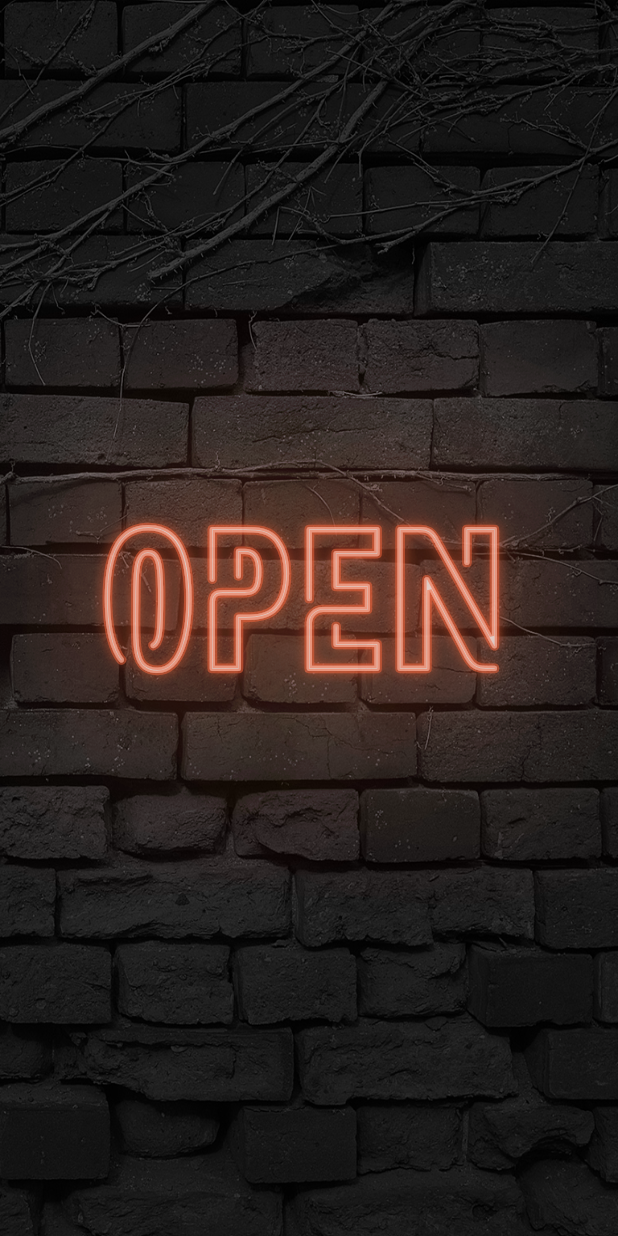
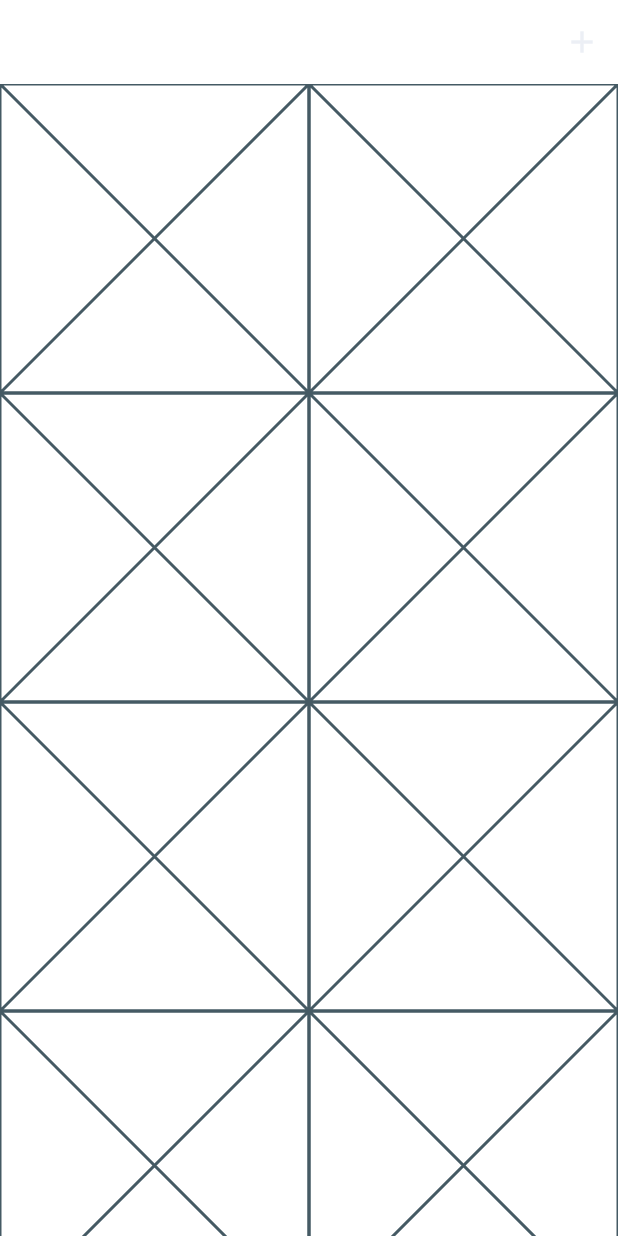
Before and after one commit to naunow/neon_sign_board, a Flutter app: the screen it shows after launch, on a phone screen of 412 x 824 dp. Run offline on Flutter 3.47's test engine with Material 2 defaults, Android fonts, the phone set to English and light mode, and no system bars; our stand-ins replace google_fonts.

```diff
--- a/lib/main.dart
+++ b/lib/main.dart
@@ -1,13 +1,8 @@
-import 'dart:math';
-import 'dart:ui';
-import 'package:flutter/foundation.dart';
 import 'package:flutter/material.dart';
 import 'package:flutter/services.dart';
-import 'package:google_fonts/google_fonts.dart';
-import 'package:neonsignboard/constants.dart';
-import 'package:neonsignboard/size_config.dart';
+import 'package:neonsignboard/screens/home_screen.dart';
+import 'package:neonsignboard/screens/neon_display.dart';
 import 'theme.dart';
-import 'package:flutter/rendering.dart';
 
 void main() {
   runApp(MyApp());
@@ -25,96 +20,7 @@ class MyApp extends StatelessWidget {
       theme: themeData(context),
       themeMode: ThemeMode.light,
       home: Home(),
+      //home: NeonDisplay(),
     );
   }
 }
-
-class Home extends StatelessWidget {
-  @override
-  Widget build(BuildContext context) {
-    SizeConfig().init(context);
-    return Scaffold(
-      body: OrientationBuilder(
-        builder: (context, orientation) {
-          return Container(
-              width: SizeConfig.screenWidth,
-              height: SizeConfig.screenHeight,
-              decoration: BoxDecoration(
-                image: DecorationImage(
-                    image: AssetImage(orientation == Orientation.landscape
-                        // https://www.beiz.jp/download_P/stone/00096.html
-                        ? 'assets/images/background_oldbrick_horizontal.jpg'
-                        : 'assets/images/background_oldbrick_vertical.png'),
-                    fit: BoxFit.fill),
-              ),
-              child: Center(
-                child: NeonTextHighlight(
-                  text: 'open',
-                  fontSize: 120,
-                  fontFamily: 'Neoneon',
-                  color: kOrangeColor,
-                ),
-              ));
-        },
-      ),
-    );
-  }
-}
-
-class NeonTextHighlight extends StatelessWidget {
-  final String text;
-  final double fontSize;
-  final String fontFamily;
-  final Color color;
-
-  NeonTextHighlight({this.text, this.fontSize, this.fontFamily, this.color});
-
-  @override
-  Widget build(BuildContext context) {
-    return Stack(
-      children: <Widget>[
-        Text(
-          text,
-          style: TextStyle(
-              fontFamily: fontFamily,
-              fontSize: fontSize,
-              color: Colors.white70.withOpacity(0.7),
-              shadows: [
-                Shadow(
-                  blurRadius: 10.0,
-                  color: color,
-                  offset: Offset(0, 0),
-                ),
-                Shadow(
-                  blurRadius: 80.0,
-                  color: color,
-                  offset: Offset(0, 0),
-                ),
-                Shadow(
-                  blurRadius: 300.0,
-                  color: color,
-                  offset: Offset(0, 0),
-                ),
-                Shadow(
-                  blurRadius: 500.0,
-                  color: color,
-                  offset: Offset(0, 0),
-                )
-              ]),
-        ),
-        //Stroked text as border.
-        Text(
-          text,
-          style: TextStyle(
-            fontSize: fontSize,
-            fontFamily: fontFamily,
-            foreground: Paint()
-              ..style = PaintingStyle.stroke
-              ..strokeWidth = 3
-              ..color = color.withOpacity(0.5),
-          ),
-        ),
-      ],
-    );
-  }
-}
--- /dev/null
+++ b/lib/screens/home_screen.dart
@@ -0,0 +1,33 @@
+import 'package:flutter/material.dart';
+import 'package:neonsignboard/screens/neon_display.dart';
+import 'package:neonsignboard/size_config.dart';
+
+class Home extends StatelessWidget {
+  @override
+  Widget build(BuildContext context) {
+    SizeConfig().init(context);
+    return Scaffold(
+      appBar: AppBar(
+        actions: <Widget>[
+          IconButton(
+              icon: Icon(Icons.add),
+              onPressed: () => Navigator.push(
+                  context,
+                  MaterialPageRoute(
+                    builder: (context) => NeonDisplay(),
+                  )))
+        ],
+      ),
+      resizeToAvoidBottomInset: false,
+      body: OrientationBuilder(builder: (context, orientation) {
+        return GridView.builder(
+          itemBuilder: (context, index) {
+            return Placeholder();
+          },
+          gridDelegate: SliverGridDelegateWithFixedCrossAxisCount(
+              crossAxisCount: orientation == Orientation.landscape ? 3 : 2),
+        );
+      }),
+    );
+  }
+}
--- a/lib/theme.dart
+++ b/lib/theme.dart
@@ -7,7 +7,7 @@ ThemeData themeData(BuildContext context) {
       appBarTheme: appBarTheme,
       primaryColor: kPrimaryColor,
       accentColor: kAccentLightColor,
-      scaffoldBackgroundColor: Colors.black,
+      scaffoldBackgroundColor: Colors.white,
       colorScheme: ColorScheme.light(
         secondary: kSecondaryLightColor,
       ),
```
Also changed, not shown: lib/screens/neon_display.dart (added, +49 -0 lines), lib/screens/widgets/neon_text.dart (added, +59 -0 lines).
